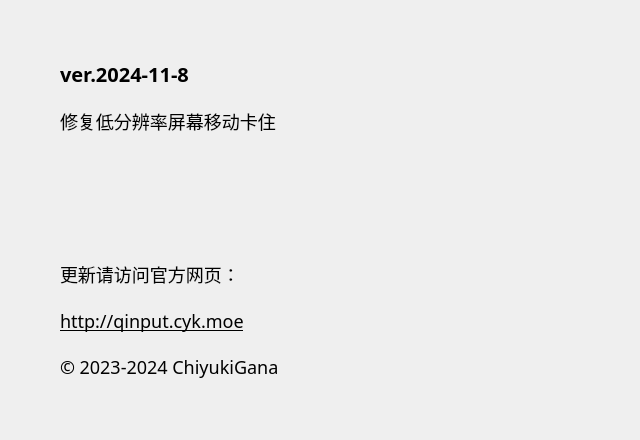
Qt form source/ui/AboutUi.ui (ChiyukiGana/Quickinput) before a commit.
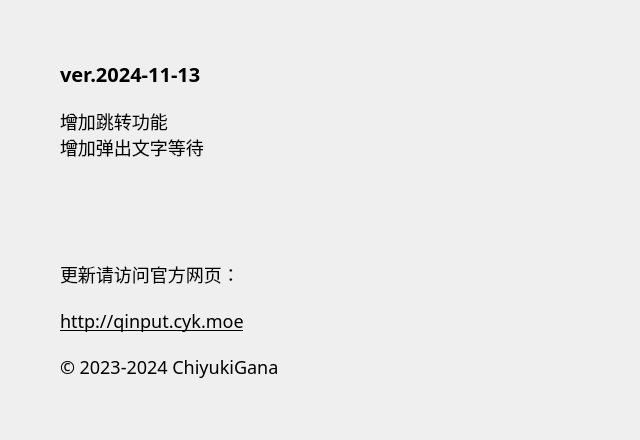
The same form after that commit.

```diff
--- a/source/ui/AboutUi.ui
+++ b/source/ui/AboutUi.ui
@@ -88,7 +88,7 @@
          <string notr="true">font-size:20px</string>
         </property>
         <property name="text">
-         <string>ver.2024-11-8</string>
+         <string>ver.2024-11-13</string>
         </property>
         <property name="textFormat">
          <enum>Qt::PlainText</enum>
@@ -104,7 +104,8 @@
          </sizepolicy>
         </property>
         <property name="text">
-         <string>修复低分辨率屏幕移动卡住</string>
+         <string>增加跳转功能
+增加弹出文字等待</string>
         </property>
         <property name="textFormat">
          <enum>Qt::PlainText</enum>
```
